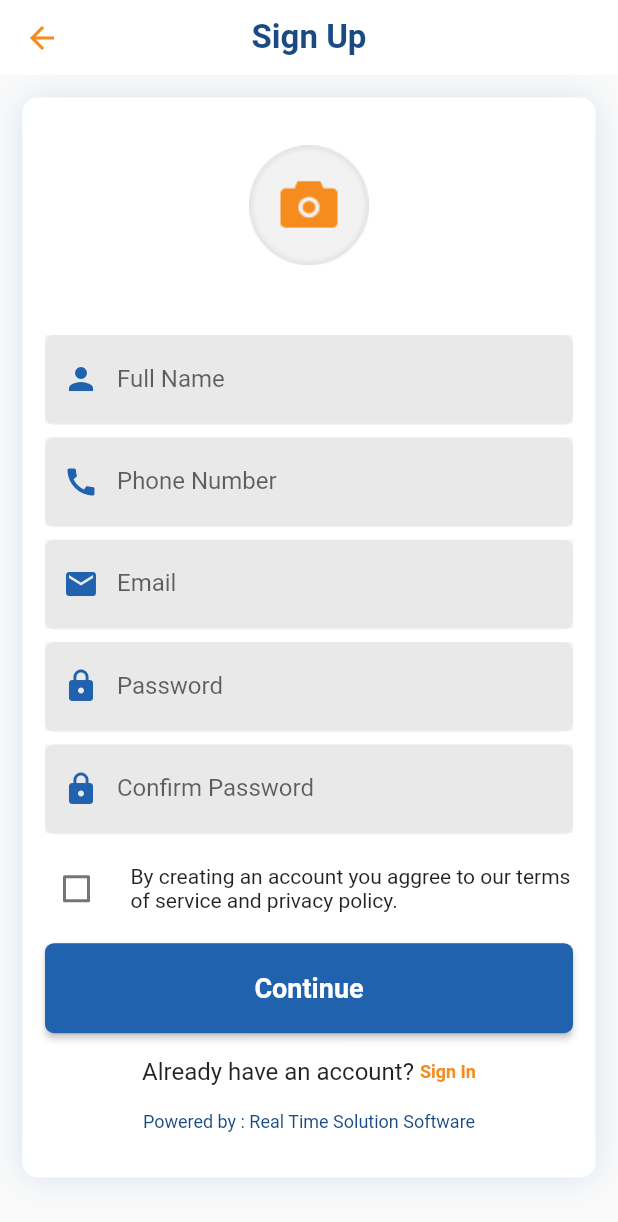
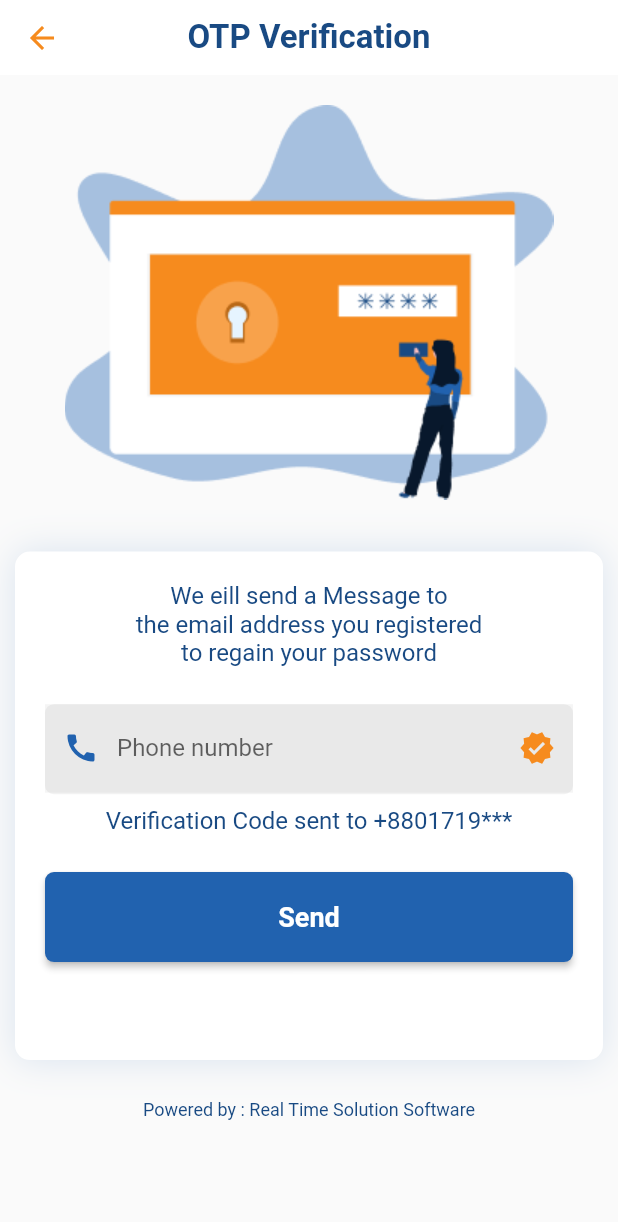
Before and after one commit to mehedimithu/Flingex_App, a Flutter app: the SignupPage screen opened by its route, after a tap on "Continue", on a phone screen of 412 x 824 dp. Shown: the top 1222 px of the screen. Run offline on Flutter 3.47's test engine with Material 2 defaults, Android fonts, the phone set to English and light mode, and no system bars.

Commit message:
otp page added

```diff
--- /dev/null
+++ b/lib/screens/signup/components/otp_verification.dart
@@ -0,0 +1,174 @@
+import 'package:flutter/material.dart';
+import 'package:flutter/widgets.dart';
+
+class OtpVerification extends StatefulWidget {
+  @override
+  _OtpVerificationState createState() => _OtpVerificationState();
+}
+
+class _OtpVerificationState extends State<OtpVerification> {
+  TextEditingController phoneController = TextEditingController();
+
+  @override
+  Widget build(BuildContext context) {
+    var size = MediaQuery.of(context).size;
+    return Scaffold(
+      appBar: AppBar(
+        toolbarHeight: 50,
+        elevation: 0,
+        leading: IconButton(
+          icon: Icon(Icons.arrow_back, color: Color(0xfff68b1e)),
+          onPressed: () => Navigator.of(context).pop(),
+        ),
+        title: Text(
+          'OTP Verification',
+          style: TextStyle(
+            color: Color(0xff194a83),
+            fontSize: 22,
+            fontWeight: FontWeight.w700,
+          ),
+        ),
+        centerTitle: true,
+        backgroundColor: Colors.white,
+      ),
+      body: ListView(
+        children: [
+          Column(
+            children: [
+              Container(
+                margin: EdgeInsets.only(top: 20),
+                alignment: Alignment.topCenter,
+                decoration: BoxDecoration(
+                  borderRadius: BorderRadius.circular(12),
+                ),
+                child: Image.asset(
+                  'assets/images/img4.png',
+                ),
+              ),
+            ],
+          ),
+          SizedBox(height: size.height * 0.03),
+          Padding(
+            padding: const EdgeInsets.all(10.0),
+            child: Container(
+              width: 384,
+              height: 339,
+              decoration: BoxDecoration(
+                borderRadius: BorderRadius.circular(10),
+                boxShadow: [
+                  BoxShadow(
+                    color: Color(0x262062af),
+                    blurRadius: 20,
+                    offset: Offset(0, 0),
+                  ),
+                ],
+                color: Colors.white,
+              ),
+              child: Column(
+                crossAxisAlignment: CrossAxisAlignment.center,
+                children: [
+                  Padding(
+                    padding: const EdgeInsets.only(top: 20.0),
+                    child: Text(
+                      "We eill send a Message to\nthe email address you registered\nto regain your password",
+                      textAlign: TextAlign.center,
+                      style: TextStyle(
+                        color: Color(0xff194a83),
+                        fontSize: 16,
+                      ),
+                    ),
+                  ),
+                  SizedBox(height: size.height * 0.03),
+                  Container(
+                    width: 352,
+                    height: 60,
+                    decoration: BoxDecoration(
+                      borderRadius: BorderRadius.circular(6),
+                      color: Color(0xfff2f2f2),
+                    ),
+                    child: TextFormField(
+                      controller: phoneController,
+                      decoration: InputDecoration(
+                        filled: true,
+                        border: InputBorder.none,
+                        focusedBorder: InputBorder.none,
+                        enabledBorder: InputBorder.none,
+                        errorBorder: InputBorder.none,
+                        disabledBorder: InputBorder.none,
+                        prefixIcon: IconButton(
+                          icon: Icon(
+                            Icons.call,
+                            color: Color(0xff2162AF),
+                          ),
+                          onPressed: () {
+                            setState(() {});
+                          },
+                        ),
+                        suffixIcon: IconButton(
+                          icon: Icon(Icons.verified, color: Color(0xfff68b1e)),
+                          onPressed: () {
+                            setState(() {});
+                          },
+                        ),
+                        hintText: "+880 1719 123 123",
+                        labelText: "Phone number",
+                      ),
+                    ),
+                  ),
+                  SizedBox(height: size.height * 0.01),
+                  Text(
+                    "Verification Code sent to +8801719***",
+                    style: TextStyle(
+                      color: Color(0xff194a83),
+                      fontSize: 16,
+                    ),
+                  ),
+                  SizedBox(height: size.height * 0.03),
+                  RaisedButton(
+                    onPressed: () {
+                      // Navigator.push(
+                      //     context,
+                      //     MaterialPageRoute(
+                      //         builder: (context) => OtpVerification()));
+                    },
+                    shape: RoundedRectangleBorder(
+                        borderRadius: BorderRadius.circular(6)),
+                    textColor: Colors.white,
+                    padding: const EdgeInsets.all(0),
+                    child: Container(
+                      alignment: Alignment.center,
+                      width: 352,
+                      height: 60,
+                      decoration: BoxDecoration(
+                        borderRadius: BorderRadius.circular(6),
+                        color: Color(0xff2162af),
+                      ),
+                      padding: const EdgeInsets.all(0),
+                      child: Text(
+                        "Send",
+                        textAlign: TextAlign.center,
+                        style: TextStyle(
+                            fontWeight: FontWeight.bold,
+                            fontSize: 18,
+                            color: Colors.white),
+                      ),
+                    ),
+                  ),
+                ],
+              ),
+            ),
+          ),
+          SizedBox(height: size.height * 0.02),
+          Text(
+            "Powered by : Real Time Solution Software",
+            textAlign: TextAlign.center,
+            style: TextStyle(
+              color: Color(0xff194a83),
+              fontSize: 12,
+            ),
+          ),
+        ],
+      ),
+    );
+  }
+}
--- a/lib/screens/signup/signup_page.dart
+++ b/lib/screens/signup/signup_page.dart
@@ -1,5 +1,7 @@
 import 'package:flingex_app/screens/login/login_page.dart';
 import 'package:flutter/material.dart';
+
+import 'components/otp_verification.dart';
 
 class SignupPage extends StatefulWidget {
   @override
@@ -234,7 +236,7 @@ class _SignupPageState extends State<SignupPage> {
                             child: CheckboxListTile(
                               controlAffinity: ListTileControlAffinity.leading,
                               title: Text(
-                                "By creating an account you aggree to our terms of service and privacy policy.",
+                                "By creating an account you agree to our terms of service and privacy policy.",
                                 overflow: TextOverflow.ellipsis,
                                 maxLines: 10,
                                 style: TextStyle(
@@ -257,13 +259,10 @@ class _SignupPageState extends State<SignupPage> {
                       SizedBox(height: size.height * 0.01),
                       RaisedButton(
                         onPressed: () {
-                          // _onFormSubmitted();
-                          // Navigator.push(
-                          //     context,
-                          //     MaterialPageRoute(
-                          //         builder: (context) => HomePage(
-                          //               size: MediaQuery.of(context).size,
-                          //             )));
+                          Navigator.push(
+                              context,
+                              MaterialPageRoute(
+                                  builder: (context) => OtpVerification()));
                         },
                         shape: RoundedRectangleBorder(
                             borderRadius: BorderRadius.circular(6)),
@@ -316,12 +315,12 @@ class _SignupPageState extends State<SignupPage> {
                           ],
                         ),
                       ),
-
                     ],
                   ),
                   SizedBox(height: size.height * 0.02),
                   Text(
-                    "Powered by : Real Time Solution Software", textAlign: TextAlign.center,
+                    "Powered by : Real Time Solution Software",
+                    textAlign: TextAlign.center,
                     style: TextStyle(
                       color: Color(0xff194a83),
                       fontSize: 12,
```
Also changed, not shown: assets/images/img4.png (added).
